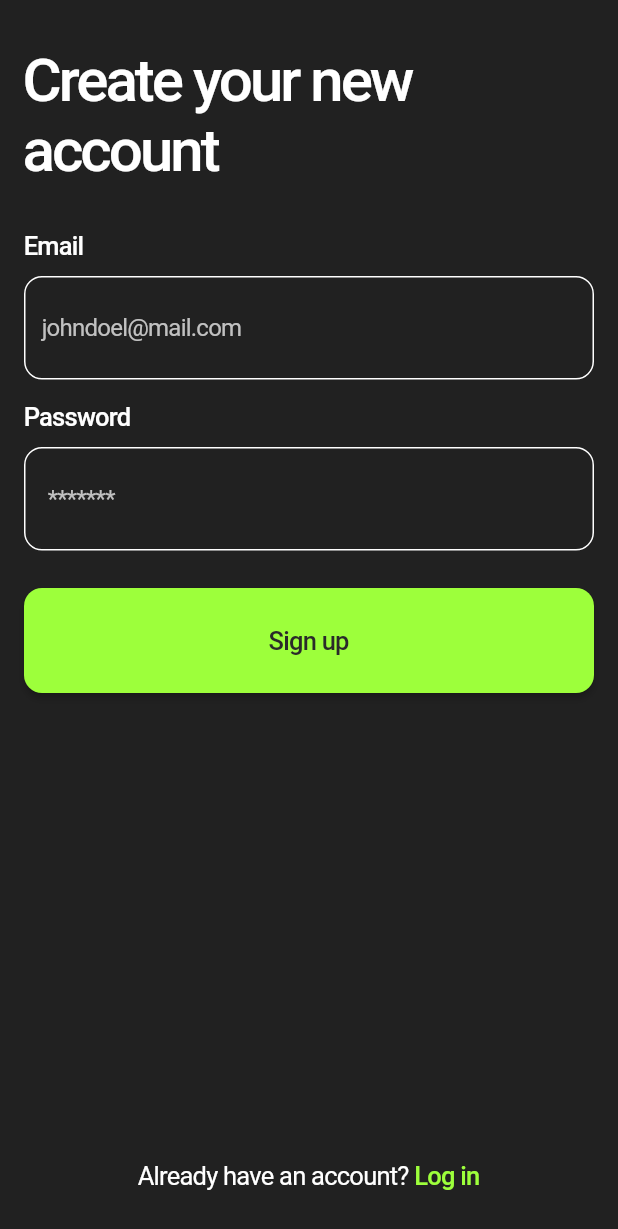
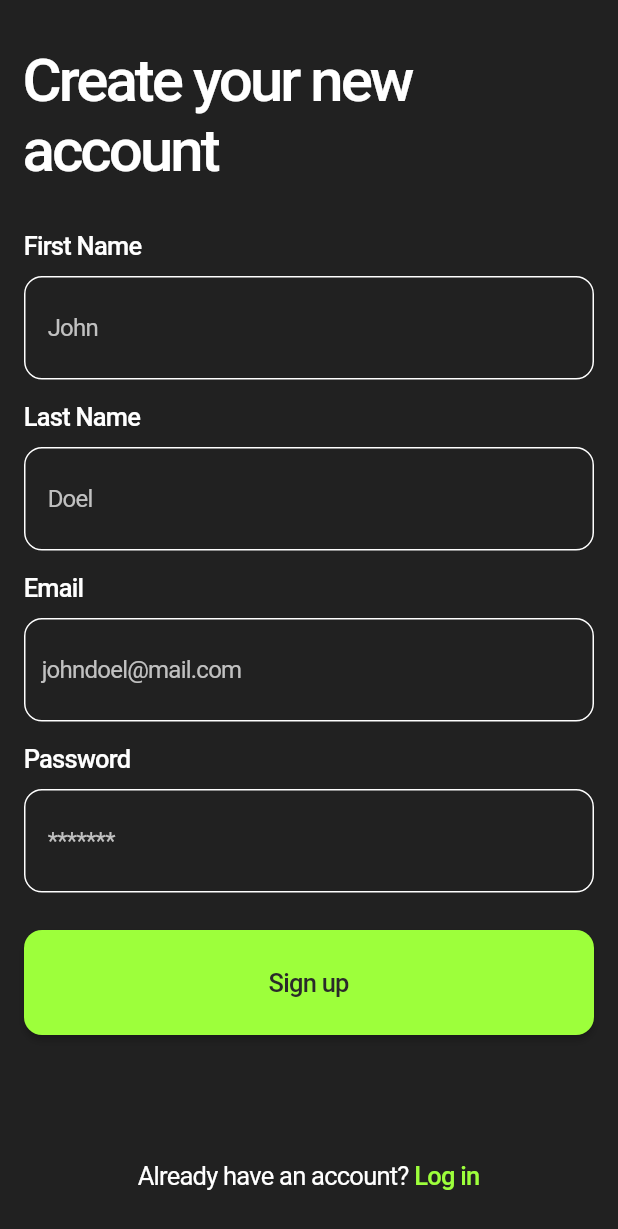
Before and after one commit to SamamaHussain/GainWave-App, a Flutter app: the register_view screen opened by its route, on a phone screen of 412 x 824 dp. Shown: the top 1229 px of the screen. Run offline on Flutter 3.47's test engine with Material 3 defaults, Android fonts, the phone set to English and light mode, and no system bars; our stand-ins replace cloud_firestore, firebase_auth, firebase_core, flutter_dotenv, google_fonts, google_generative_ai and 1 more; accounts and stored records are empty; network calls fail.

Commit message:
Second Commit(Sign Up With Name)

```diff
--- a/lib/Views/Auth/AuthView.dart
+++ b/lib/Views/Auth/AuthView.dart
@@ -1,7 +1,7 @@
 import 'package:firebase_auth/firebase_auth.dart';
 import 'package:flutter/material.dart';
-import 'package:gain_wave_app/Views/Auth/LoginView.dart';
 import 'package:gain_wave_app/PageControlNav.dart';
+import 'package:gain_wave_app/Views/Auth/RegisterView.dart';
 
 class auth_view extends StatelessWidget {
   const auth_view({super.key});
@@ -12,10 +12,11 @@ class auth_view extends StatelessWidget {
         stream: FirebaseAuth.instance.authStateChanges(),
         builder: (context, snapshot) {
           if(snapshot.hasData){
+
           return const page_control_nav();
           }
           else{
-            return login_view();
+            return register_view();
           //  Navigator.of(context).pushNamedAndRemoveUntil(loginRoute, (_) => false);
           }
         },
--- a/lib/Views/Auth/EmailVerificationView.dart
+++ b/lib/Views/Auth/EmailVerificationView.dart
@@ -75,7 +75,7 @@ class _email_verifyState extends State<email_verify> {
                   ),
                   recognizer: TapGestureRecognizer()
                   ..onTap = ()async {
-                    firebaseServices.GetCurrentUser();
+                    firebaseServices.GetCurrentUserID();
                   if(firebaseServices.user!=null){
                     firebaseServices.sign_out();
                   }
--- a/lib/Views/Auth/RegisterView.dart
+++ b/lib/Views/Auth/RegisterView.dart
@@ -1,3 +1,4 @@
+import 'dart:developer';
 import 'package:flutter/gestures.dart';
 import 'package:flutter/material.dart';
 import 'package:gain_wave_app/main.dart';
@@ -11,14 +12,14 @@ class register_view extends StatefulWidget {
 }
 
 class _register_viewState extends State<register_view> {
-   final TextEditingController EmailController=TextEditingController();
-   final TextEditingController PasswordController=TextEditingController();
 
 
     @override
   void dispose() {
-    EmailController.dispose();
-    PasswordController.dispose();
+    firebaseServices.EmailController.clear();
+    firebaseServices.PasswordController.clear();
+    firebaseServices.LastNameController.clear();
+    firebaseServices.FirstNameController.clear();
     super.dispose();
   }
 
@@ -58,6 +59,56 @@ void showSnackBar(BuildContext context,String message) {
                 ),
                 ),
                 SizedBox(height: 30),
+              Text('First Name',
+                  textAlign: TextAlign.start,
+                  style: GoogleFonts.roboto(
+                  color: Colors.white,
+                  fontSize: 17,
+                  fontWeight: FontWeight.w500,
+                  letterSpacing: -0.5,
+                ),
+                ),
+                SizedBox(height: 10),
+              TextField(
+                controller: firebaseServices.FirstNameController,
+                decoration: InputDecoration(
+               focusedBorder: OutlineInputBorder( borderSide: BorderSide(color: Colors.white), borderRadius: BorderRadius.circular(12.0), ),
+              // border: OutlineInputBorder(borderRadius: BorderRadius.circular(10),
+              // borderSide: BorderSide(color: Colors.white),
+              // ),
+              enabledBorder: OutlineInputBorder( borderSide: BorderSide(color: Colors.white, width: 1.0), borderRadius: BorderRadius.circular(12.0), ),
+              contentPadding: EdgeInsets.symmetric(vertical: 25.0,horizontal: 16),
+              hintText: 'John',
+              hintStyle: GoogleFonts.roboto(color: Color(0xFFC1C1C1),letterSpacing: -0.5,),
+              filled: false,
+            ),
+              ),
+              SizedBox(height: 15),
+              Text('Last Name',
+                  textAlign: TextAlign.start,
+                  style: GoogleFonts.roboto(
+                  color: Colors.white,
+                  fontSize: 17,
+                  fontWeight: FontWeight.w500,
+                  letterSpacing: -0.5,
+                ),
+                ),
+                SizedBox(height: 10),
+              TextField(
+                controller: firebaseServices.LastNameController,
+                decoration: InputDecoration(
+               focusedBorder: OutlineInputBorder( borderSide: BorderSide(color: Colors.white), borderRadius: BorderRadius.circular(12.0), ),
+              // border: OutlineInputBorder(borderRadius: BorderRadius.circular(10),
+              // borderSide: BorderSide(color: Colors.white),
+              // ),
+              enabledBorder: OutlineInputBorder( borderSide: BorderSide(color: Colors.white, width: 1.0), borderRadius: BorderRadius.circular(12.0), ),
+              contentPadding: EdgeInsets.symmetric(vertical: 25.0,horizontal: 16),
+              hintText: 'Doel',
+              hintStyle: GoogleFonts.roboto(color: Color(0xFFC1C1C1),letterSpacing: -0.5,),
+              filled: false,
+            ),
+              ),
+              SizedBox(height: 15),
                 Text('Email',
                   textAlign: TextAlign.start,
                   style: GoogleFonts.roboto(
@@ -69,7 +120,7 @@ void showSnackBar(BuildContext context,String message) {
                 ),
                  SizedBox(height: 10),
               TextField(
-                controller: EmailController,
+                controller: firebaseServices.EmailController,
                 decoration: InputDecoration(
                focusedBorder: OutlineInputBorder( borderSide: BorderSide(color: Colors.white), borderRadius: BorderRadius.circular(12.0), ),
               // border: OutlineInputBorder(borderRadius: BorderRadius.circular(10),
@@ -94,7 +145,7 @@ void showSnackBar(BuildContext context,String message) {
                 ),
                 SizedBox(height: 10),
               TextField(
-                controller: PasswordController,
+                controller: firebaseServices.PasswordController,
                 decoration: InputDecoration(
                focusedBorder: OutlineInputBorder( borderSide: BorderSide(color: Colors.white), borderRadius: BorderRadius.circular(12.0), ),
               // border: OutlineInputBorder(borderRadius: BorderRadius.circular(10),
@@ -109,10 +160,18 @@ void showSnackBar(BuildContext context,String message) {
               ),
               SizedBox(height: 25),
               SizedBox( width: double.infinity,
-              child: ElevatedButton( onPressed: () {
-                firebaseServices.signup(EmailController.text, PasswordController.text,context);
+              child: ElevatedButton( onPressed: () async{
+                if (firebaseServices.FirstNameController.text.isEmpty || firebaseServices.LastNameController.text.isEmpty || firebaseServices.EmailController.text.isEmpty || firebaseServices.PasswordController.text.isEmpty) {
+                  showSnackBar(context, 'Fill all the fields!');
+                }
+                else{
+                  firebaseServices.signup(context);
+                  // firebaseServices.GetCurrentUserID();
+                log('from press func: ${firebaseServices.uid}');
+                // firestoreFuncs.saveUser(firebaseServices.uid, FirstNameController.text, LastNameController.text, EmailController.text);
                 if(firebaseServices.errorCodeSignup=='invalid-email'){
                   showSnackBar(context, 'This Email is Invalid');
+                }
                 }
                 },
                 style: ElevatedButton.styleFrom( padding: EdgeInsets.symmetric(vertical: 25.0), backgroundColor: Color(0xFF9dff3b),
@@ -148,11 +207,6 @@ void showSnackBar(BuildContext context,String message) {
                 ),
                 ),
               ),
-              // TextButton(
-              //   onPressed: () {
-              //     Navigator.of(context).pushNamedAndRemoveUntil('/loginRoute', (_) => false);
-              //   },
-              // child: const Text('Aleready have an Account? Sign In Here!'))
             ],
             ),
           ),
--- a/lib/main.dart
+++ b/lib/main.dart
@@ -8,14 +8,15 @@ import 'package:gain_wave_app/PageControlNav.dart';
 import 'package:gain_wave_app/firebase_options.dart';
 import 'package:flutter_dotenv/flutter_dotenv.dart';
 import 'package:gain_wave_app/utillities/FirebaseServices/FirebaseServices.dart';
+import 'package:gain_wave_app/utillities/FirebaseServices/FirestoreFuncs.dart';
 
     FirebaseServices firebaseServices= FirebaseServices();
+    FirestoreFuncs firestoreFuncs= FirestoreFuncs();
 void main() async {
   dotenv.load();
   await Firebase.initializeApp(
     options: DefaultFirebaseOptions.currentPlatform,
   );
-
   runApp(
     MaterialApp(
       debugShowCheckedModeBanner: false,
--- a/pubspec.yaml
+++ b/pubspec.yaml
@@ -42,6 +42,7 @@ dependencies:
   flutter_dotenv: ^5.2.1
   http: ^1.2.2
   google_nav_bar: ^5.0.7
+  cloud_firestore: ^5.5.1
 
 dev_dependencies:
   flutter_test:
```
Also changed, not shown: lib/PageControlNav.dart (+24 -1 lines), lib/Views/Auth/LoginView.dart (+8 -4 lines), lib/Views/Home/HomePageView.dart (+10 -2 lines), lib/models/UserModel.dart (added, +17 -0 lines), lib/utillities/FirebaseServices/FirebaseServices.dart (+53 -16 lines), lib/utillities/FirebaseServices/FirestoreFuncs.dart (added, +46 -0 lines), pubspec.lock, 3 other files.
